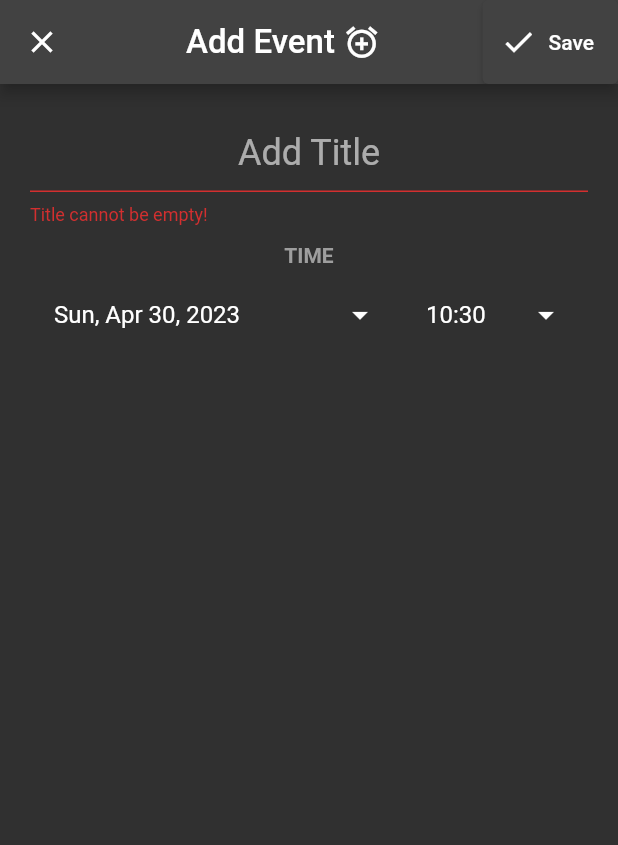
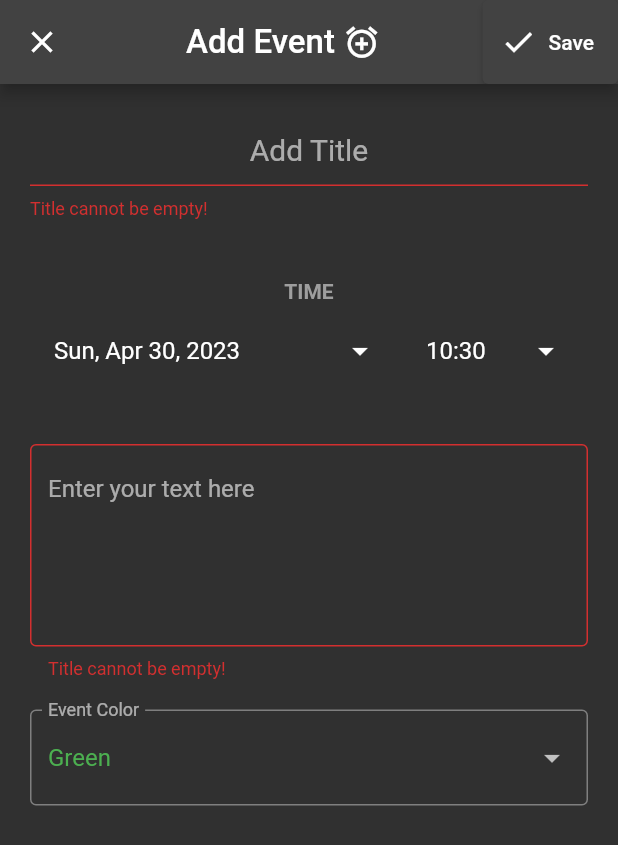
Before and after one commit to GhostGapy/calender_alarm-master, a Flutter app: the EventEditingPage screen opened directly, after a tap on "Save", on a phone screen of 412 x 824 dp. Shown: the top 845 px of the screen. Run offline on Flutter 3.47's test engine with Material 2 defaults, Android fonts, the light colour scheme and no system bars; our stand-ins replace syncfusion_flutter_calendar; Roboto replaces fonts that are missing (OpenSansBold).

Commit message:
Completed withotu alarm

```diff
--- a/calender_alarm-master/lib/event_editor.dart
+++ b/calender_alarm-master/lib/event_editor.dart
@@ -20,6 +20,8 @@ class _EventEditingPageState extends State<EventEditingPage> {
   final _formKey = GlobalKey<FormState>();
   final titleController = TextEditingController();
   late DateTime fromDate;
+  final descriptionController = TextEditingController();
+  late Color tileColor = Colors.green;
 
   @override
   void initState() {
@@ -30,7 +32,9 @@ class _EventEditingPageState extends State<EventEditingPage> {
     } else {
       final event = widget.event!;
       titleController.text = event.title;
+      descriptionController.text = event.description;
       fromDate = event.from;
+      tileColor = event.backgroundColor;
     }
   }
 
@@ -66,8 +70,85 @@ class _EventEditingPageState extends State<EventEditingPage> {
             mainAxisSize: MainAxisSize.min,
             children: <Widget>[
               buildTitle(),
-              const SizedBox(height: 12),
+              const SizedBox(height: 40),
               buildDateTimePickers(),
+              const SizedBox(height: 22),
+              TextFormField(
+                maxLines: null, // Allows for multiple lines of text input
+                keyboardType: TextInputType
+                    .multiline, // Allows for new lines in text input
+                decoration: const InputDecoration(
+                  hintText: 'Enter your text here',
+                  border: OutlineInputBorder(),
+                ),
+                style: const TextStyle(fontSize: 16),
+                minLines: 5,
+                onFieldSubmitted: (_) => saveFrom(),
+                validator: (title) => title != null && title.isEmpty
+                    ? 'Title cannot be empty!'
+                    : null,
+                controller: descriptionController,
+              ),
+              const SizedBox(height: 20),
+              DropdownButtonFormField(
+                value: tileColor,
+                decoration: const InputDecoration(
+                  labelText: 'Event Color',
+                  border: OutlineInputBorder(),
+                ),
+                items: const [
+                  DropdownMenuItem(
+                    value: Colors.black,
+                    child: Text(
+                      'Black',
+                      style: TextStyle(
+                        color: Colors.black,
+                      ),
+                    ),
+                  ),
+                  DropdownMenuItem(
+                    value: Colors.red,
+                    child: Text(
+                      'Red',
+                      style: TextStyle(
+                        color: Colors.red,
+                      ),
+                    ),
+                  ),
+                  DropdownMenuItem(
+                    value: Colors.green,
+                    child: Text(
+                      'Green',
+                      style: TextStyle(
+                        color: Colors.green,
+                      ),
+                    ),
+                  ),
+                  DropdownMenuItem(
+                    value: Colors.blue,
+                    child: Text(
+                      'Blue',
+                      style: TextStyle(
+                        color: Colors.blue,
+                      ),
+                    ),
+                  ),
+                  DropdownMenuItem(
+                    value: Colors.purple,
+                    child: Text(
+                      'Purple',
+                      style: TextStyle(
+                        color: Colors.purple,
+                      ),
+                    ),
+                  ),
+                ],
+                onChanged: (value) {
+                  setState(() {
+                    tileColor = value as Color;
+                  });
+                },
+              )
             ],
           ),
         ),
@@ -88,7 +169,7 @@ class _EventEditingPageState extends State<EventEditingPage> {
       ];
 
   Widget buildTitle() => TextFormField(
-        style: const TextStyle(fontSize: 24),
+        style: const TextStyle(fontSize: 20),
         textAlign: TextAlign.center,
         decoration: const InputDecoration(
           hintText: 'Add Title',
@@ -203,8 +284,9 @@ class _EventEditingPageState extends State<EventEditingPage> {
     if (isValid) {
       final event = Event(
           title: titleController.text,
-          description: 'description',
-          from: fromDate);
+          description: descriptionController.text,
+          from: fromDate,
+          backgroundColor: tileColor);
 
       final isEditing = widget.event != null;
 
--- a/calender_alarm-master/lib/event_info.dart
+++ b/calender_alarm-master/lib/event_info.dart
@@ -10,6 +10,6 @@ class Event {
     required this.title,
     required this.description,
     required this.from,
-    this.backgroundColor = Colors.lightGreen,
+    required this.backgroundColor,
   });
 }
--- a/calender_alarm-master/pubspec.yaml
+++ b/calender_alarm-master/pubspec.yaml
@@ -42,6 +42,8 @@ dependencies:
   intl: ^0.17.0
   provider: ^6.0.2
   shared_preferences: ^2.0.13
+  alarm: ^1.0.4
+  flutter_colorpicker: ^1.0.3
 
 dev_dependencies:
   flutter_test:
```
Also changed, not shown: calender_alarm-master/pubspec.lock, 3 other files.
